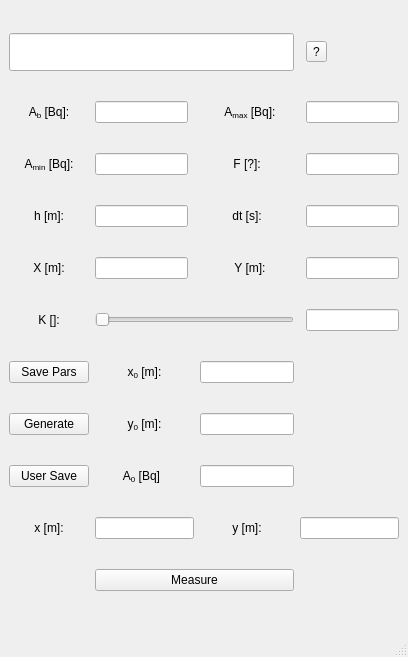
Before: the Qt Designer form working_apps/detector_simulation/MainWindow.ui in urhtrinko/DroneRadioactivity_student_job, drawn with Qt 5.
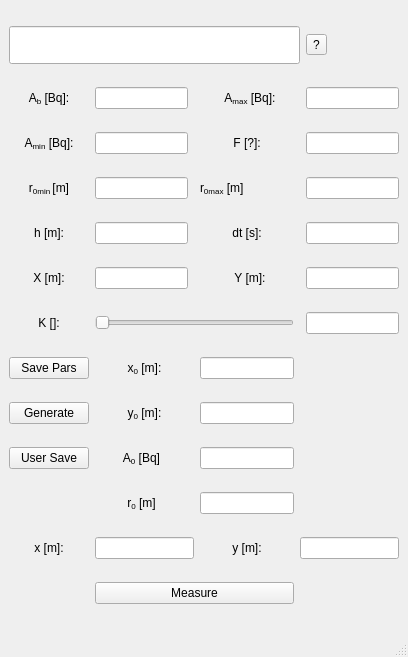
After: the same form once the commit is applied.

What changed in the file:
```diff
--- a/working_apps/detector_simulation/MainWindow.ui
+++ b/working_apps/detector_simulation/MainWindow.ui
@@ -33,23 +33,54 @@
   </property>
   <widget class="QWidget" name="centralwidget">
    <layout class="QGridLayout" name="gridLayout">
-    <item row="11" column="2">
-     <widget class="QLabel" name="label_genSourceA0">
+    <item row="6" column="6">
+     <widget class="QLineEdit" name="lineEdit_r0max"/>
+    </item>
+    <item row="6" column="0" colspan="2">
+     <widget class="QLabel" name="label_r0min">
       <property name="text">
-       <string>&lt;html&gt;&lt;head/&gt;&lt;body&gt;&lt;p align=&quot;center&quot;&gt;A&lt;span style=&quot; vertical-align:sub;&quot;&gt;0&lt;/span&gt; [Bq]&lt;/p&gt;&lt;/body&gt;&lt;/html&gt;</string>
+       <string>&lt;html&gt;&lt;head/&gt;&lt;body&gt;&lt;p align=&quot;center&quot;&gt;r&lt;span style=&quot; vertical-align:sub;&quot;&gt;0min &lt;/span&gt;[m]&lt;/p&gt;&lt;/body&gt;&lt;/html&gt;</string>
       </property>
      </widget>
     </item>
-    <item row="7" column="6">
-     <widget class="QLineEdit" name="lineEdit_Y"/>
+    <item row="6" column="2">
+     <widget class="QLineEdit" name="lineEdit_r0min"/>
     </item>
-    <item row="8" column="6">
-     <widget class="QLineEdit" name="lineEdit_valueK"/>
+    <item row="6" column="4">
+     <widget class="QLabel" name="label_r0max">
+      <property name="text">
+       <string>&lt;html&gt;&lt;head/&gt;&lt;body&gt;&lt;p&gt;r&lt;span style=&quot; vertical-align:sub;&quot;&gt;0max&lt;/span&gt; [m]&lt;/p&gt;&lt;/body&gt;&lt;/html&gt;</string>
+      </property>
+     </widget>
     </item>
-    <item row="11" column="4">
-     <widget class="QLineEdit" name="lineEdit_genSourceA0"/>
+    <item row="4" column="4" colspan="2">
+     <widget class="QLabel" name="label_Amax">
+      <property name="text">
+       <string>&lt;html&gt;&lt;head/&gt;&lt;body&gt;&lt;p align=&quot;center&quot;&gt;A&lt;span style=&quot; vertical-align:sub;&quot;&gt;max&lt;/span&gt; [Bq]:&lt;/p&gt;&lt;/body&gt;&lt;/html&gt;</string>
+      </property>
+     </widget>
     </item>
-    <item row="2" column="0" colspan="5">
+    <item row="4" column="2">
+     <widget class="QLineEdit" name="lineEdit_Ab"/>
+    </item>
+    <item row="4" column="6">
+     <widget class="QLineEdit" name="lineEdit_Amax"/>
+    </item>
+    <item row="5" column="0" colspan="2">
+     <widget class="QLabel" name="label_Amin">
+      <property name="text">
+       <string>&lt;html&gt;&lt;head/&gt;&lt;body&gt;&lt;p align=&quot;center&quot;&gt;A&lt;span style=&quot; vertical-align:sub;&quot;&gt;min&lt;/span&gt; [Bq]:&lt;/p&gt;&lt;/body&gt;&lt;/html&gt;</string>
+      </property>
+     </widget>
+    </item>
+    <item row="4" column="0" colspan="2">
+     <widget class="QLabel" name="label_Ab">
+      <property name="text">
+       <string>&lt;html&gt;&lt;head/&gt;&lt;body&gt;&lt;p align=&quot;center&quot;&gt;A&lt;span style=&quot; vertical-align:sub;&quot;&gt;b&lt;/span&gt; [Bq]:&lt;/p&gt;&lt;/body&gt;&lt;/html&gt;</string>
+      </property>
+     </widget>
+    </item>
+    <item row="2" column="0" colspan="6">
      <widget class="QLineEdit" name="lineEdit_resultHD">
       <property name="font">
        <font>
@@ -65,6 +96,43 @@
       </property>
      </widget>
     </item>
+    <item row="9" column="2">
+     <widget class="QLineEdit" name="lineEdit_X"/>
+    </item>
+    <item row="11" column="0" colspan="2">
+     <widget class="QPushButton" name="btn_SavePars">
+      <property name="text">
+       <string>Save Pars</string>
+      </property>
+     </widget>
+    </item>
+    <item row="9" column="6">
+     <widget class="QLineEdit" name="lineEdit_Y"/>
+    </item>
+    <item row="11" column="2" colspan="2">
+     <widget class="QLabel" name="label_genSourceX">
+      <property name="text">
+       <string>&lt;html&gt;&lt;head/&gt;&lt;body&gt;&lt;p align=&quot;center&quot;&gt;x&lt;span style=&quot; vertical-align:sub;&quot;&gt;0&lt;/span&gt; [m]:&lt;/p&gt;&lt;/body&gt;&lt;/html&gt;</string>
+      </property>
+     </widget>
+    </item>
+    <item row="11" column="4">
+     <widget class="QLineEdit" name="lineEdit_genSourceX"/>
+    </item>
+    <item row="7" column="4">
+     <widget class="QLabel" name="label_dt">
+      <property name="text">
+       <string>&lt;html&gt;&lt;head/&gt;&lt;body&gt;&lt;p align=&quot;center&quot;&gt;dt [s]:&lt;/p&gt;&lt;/body&gt;&lt;/html&gt;</string>
+      </property>
+     </widget>
+    </item>
+    <item row="10" column="2" colspan="3">
+     <widget class="QSlider" name="sliderForK">
+      <property name="orientation">
+       <enum>Qt::Horizontal</enum>
+      </property>
+     </widget>
+    </item>
     <item row="2" column="6">
      <widget class="QToolButton" name="unitQuestionBtn">
       <property name="text">
@@ -72,120 +140,42 @@
       </property>
      </widget>
     </item>
-    <item row="10" column="0" colspan="2">
-     <widget class="QPushButton" name="btn_Generate">
-      <property name="text">
-       <string>Generate</string>
-      </property>
-     </widget>
-    </item>
-    <item row="8" column="0" colspan="2">
-     <widget class="QLabel" name="label_K">
-      <property name="text">
-       <string>&lt;html&gt;&lt;head/&gt;&lt;body&gt;&lt;p align=&quot;center&quot;&gt;K []:&lt;/p&gt;&lt;/body&gt;&lt;/html&gt;</string>
-      </property>
-     </widget>
-    </item>
-    <item row="4" column="0" colspan="2">
-     <widget class="QLabel" name="label_Ab">
-      <property name="text">
-       <string>&lt;html&gt;&lt;head/&gt;&lt;body&gt;&lt;p align=&quot;center&quot;&gt;A&lt;span style=&quot; vertical-align:sub;&quot;&gt;b&lt;/span&gt; [Bq]:&lt;/p&gt;&lt;/body&gt;&lt;/html&gt;</string>
-      </property>
-     </widget>
-    </item>
-    <item row="4" column="2">
-     <widget class="QLineEdit" name="lineEdit_Ab"/>
-    </item>
-    <item row="12" column="0" colspan="2">
-     <widget class="QLabel" name="label_x">
-      <property name="text">
-       <string>&lt;html&gt;&lt;head/&gt;&lt;body&gt;&lt;p align=&quot;center&quot;&gt;x [m]:&lt;/p&gt;&lt;/body&gt;&lt;/html&gt;</string>
-      </property>
-     </widget>
-    </item>
-    <item row="6" column="2">
-     <widget class="QLineEdit" name="lineEdit_h"/>
-    </item>
-    <item row="10" column="2" colspan="2">
-     <widget class="QLabel" name="label_2">
-      <property name="text">
-       <string>&lt;html&gt;&lt;head/&gt;&lt;body&gt;&lt;p align=&quot;center&quot;&gt;y&lt;span style=&quot; vertical-align:sub;&quot;&gt;0&lt;/span&gt; [m]:&lt;/p&gt;&lt;/body&gt;&lt;/html&gt;</string>
-      </property>
-     </widget>
-    </item>
-    <item row="9" column="4">
-     <widget class="QLineEdit" name="lineEdit_genSourceX"/>
-    </item>
-    <item row="9" column="2" colspan="2">
-     <widget class="QLabel" name="label_genSourceX">
-      <property name="text">
-       <string>&lt;html&gt;&lt;head/&gt;&lt;body&gt;&lt;p align=&quot;center&quot;&gt;x&lt;span style=&quot; vertical-align:sub;&quot;&gt;0&lt;/span&gt; [m]:&lt;/p&gt;&lt;/body&gt;&lt;/html&gt;</string>
-      </property>
-     </widget>
-    </item>
     <item row="7" column="0" colspan="2">
-     <widget class="QLabel" name="label_X">
-      <property name="text">
-       <string>&lt;html&gt;&lt;head/&gt;&lt;body&gt;&lt;p align=&quot;center&quot;&gt;X [m]:&lt;/p&gt;&lt;/body&gt;&lt;/html&gt;</string>
-      </property>
-     </widget>
-    </item>
-    <item row="10" column="4">
-     <widget class="QLineEdit" name="lineEdit_genSourceY"/>
-    </item>
-    <item row="9" column="0" colspan="2">
-     <widget class="QPushButton" name="btn_SavePars">
-      <property name="text">
-       <string>Save Pars</string>
-      </property>
-     </widget>
-    </item>
-    <item row="6" column="0" colspan="2">
      <widget class="QLabel" name="label_h">
       <property name="text">
        <string>&lt;html&gt;&lt;head/&gt;&lt;body&gt;&lt;p align=&quot;center&quot;&gt;h [m]:&lt;/p&gt;&lt;/body&gt;&lt;/html&gt;</string>
       </property>
      </widget>
     </item>
-    <item row="13" column="2" colspan="3">
-     <widget class="QPushButton" name="btnMeasure">
-      <property name="text">
-       <string>Measure</string>
-      </property>
-     </widget>
+    <item row="7" column="6">
+     <widget class="QLineEdit" name="lineEdit_dt"/>
     </item>
-    <item row="7" column="4" colspan="2">
+    <item row="9" column="4" colspan="2">
      <widget class="QLabel" name="label_Y">
       <property name="text">
        <string>&lt;html&gt;&lt;head/&gt;&lt;body&gt;&lt;p align=&quot;center&quot;&gt;Y [m]:&lt;/p&gt;&lt;/body&gt;&lt;/html&gt;</string>
       </property>
      </widget>
     </item>
-    <item row="6" column="6">
-     <widget class="QLineEdit" name="lineEdit_dt"/>
-    </item>
     <item row="7" column="2">
-     <widget class="QLineEdit" name="lineEdit_X"/>
+     <widget class="QLineEdit" name="lineEdit_h"/>
     </item>
-    <item row="8" column="2" colspan="3">
-     <widget class="QSlider" name="sliderForK">
-      <property name="orientation">
-       <enum>Qt::Horizontal</enum>
+    <item row="9" column="0" colspan="2">
+     <widget class="QLabel" name="label_X">
+      <property name="text">
+       <string>&lt;html&gt;&lt;head/&gt;&lt;body&gt;&lt;p align=&quot;center&quot;&gt;X [m]:&lt;/p&gt;&lt;/body&gt;&lt;/html&gt;</string>
       </property>
      </widget>
     </item>
-    <item row="5" column="6">
-     <widget class="QLineEdit" name="lineEdit_F"/>
-    </item>
-    <item row="12" column="4">
-     <widget class="QLabel" name="label_y">
+    <item row="10" column="0" colspan="2">
+     <widget class="QLabel" name="label_K">
       <property name="text">
-       <string>&lt;html&gt;&lt;head/&gt;&lt;body&gt;&lt;p align=&quot;center&quot;&gt;y [m]:&lt;/p&gt;&lt;/body&gt;&lt;/html&gt;</string>
+       <string>&lt;html&gt;&lt;head/&gt;&lt;body&gt;&lt;p align=&quot;center&quot;&gt;K []:&lt;/p&gt;&lt;/body&gt;&lt;/html&gt;</string>
       </property>
      </widget>
     </item>
-    <item row="12" column="5" colspan="2">
-     <widget class="QLineEdit" name="lineEdit_y"/>
+    <item row="10" column="6">
+     <widget class="QLineEdit" name="lineEdit_valueK"/>
     </item>
     <item row="5" column="4">
      <widget class="QLabel" name="label_F">
@@ -194,43 +184,83 @@
       </property>
      </widget>
     </item>
-    <item row="6" column="4">
-     <widget class="QLabel" name="label_dt">
-      <property name="text">
-       <string>&lt;html&gt;&lt;head/&gt;&lt;body&gt;&lt;p align=&quot;center&quot;&gt;dt [s]:&lt;/p&gt;&lt;/body&gt;&lt;/html&gt;</string>
-      </property>
-     </widget>
-    </item>
-    <item row="12" column="2" colspan="2">
-     <widget class="QLineEdit" name="lineEdit_x"/>
-    </item>
-    <item row="4" column="4" colspan="2">
-     <widget class="QLabel" name="label_Amax">
-      <property name="text">
-       <string>&lt;html&gt;&lt;head/&gt;&lt;body&gt;&lt;p align=&quot;center&quot;&gt;A&lt;span style=&quot; vertical-align:sub;&quot;&gt;max&lt;/span&gt; [Bq]:&lt;/p&gt;&lt;/body&gt;&lt;/html&gt;</string>
-      </property>
-     </widget>
-    </item>
-    <item row="5" column="0" colspan="2">
-     <widget class="QLabel" name="label_Amin">
-      <property name="text">
-       <string>&lt;html&gt;&lt;head/&gt;&lt;body&gt;&lt;p align=&quot;center&quot;&gt;A&lt;span style=&quot; vertical-align:sub;&quot;&gt;min&lt;/span&gt; [Bq]:&lt;/p&gt;&lt;/body&gt;&lt;/html&gt;</string>
-      </property>
-     </widget>
-    </item>
-    <item row="4" column="6">
-     <widget class="QLineEdit" name="lineEdit_Amax"/>
-    </item>
     <item row="5" column="2">
      <widget class="QLineEdit" name="lineEdit_Amin"/>
     </item>
-    <item row="11" column="0" colspan="2">
+    <item row="5" column="6">
+     <widget class="QLineEdit" name="lineEdit_F"/>
+    </item>
+    <item row="13" column="4">
+     <widget class="QLineEdit" name="lineEdit_genSourceA0"/>
+    </item>
+    <item row="15" column="2" colspan="2">
+     <widget class="QLineEdit" name="lineEdit_x"/>
+    </item>
+    <item row="16" column="2" colspan="3">
+     <widget class="QPushButton" name="btnMeasure">
+      <property name="text">
+       <string>Measure</string>
+      </property>
+     </widget>
+    </item>
+    <item row="13" column="2">
+     <widget class="QLabel" name="label_genSourceA0">
+      <property name="text">
+       <string>&lt;html&gt;&lt;head/&gt;&lt;body&gt;&lt;p align=&quot;center&quot;&gt;A&lt;span style=&quot; vertical-align:sub;&quot;&gt;0&lt;/span&gt; [Bq]&lt;/p&gt;&lt;/body&gt;&lt;/html&gt;</string>
+      </property>
+     </widget>
+    </item>
+    <item row="15" column="0" colspan="2">
+     <widget class="QLabel" name="label_x">
+      <property name="text">
+       <string>&lt;html&gt;&lt;head/&gt;&lt;body&gt;&lt;p align=&quot;center&quot;&gt;x [m]:&lt;/p&gt;&lt;/body&gt;&lt;/html&gt;</string>
+      </property>
+     </widget>
+    </item>
+    <item row="15" column="4">
+     <widget class="QLabel" name="label_y">
+      <property name="text">
+       <string>&lt;html&gt;&lt;head/&gt;&lt;body&gt;&lt;p align=&quot;center&quot;&gt;y [m]:&lt;/p&gt;&lt;/body&gt;&lt;/html&gt;</string>
+      </property>
+     </widget>
+    </item>
+    <item row="15" column="5" colspan="2">
+     <widget class="QLineEdit" name="lineEdit_y"/>
+    </item>
+    <item row="13" column="0" colspan="2">
      <widget class="QPushButton" name="btn_SaveUsr">
       <property name="text">
        <string>User Save</string>
       </property>
      </widget>
     </item>
+    <item row="12" column="4">
+     <widget class="QLineEdit" name="lineEdit_genSourceY"/>
+    </item>
+    <item row="12" column="0" colspan="2">
+     <widget class="QPushButton" name="btn_Generate">
+      <property name="text">
+       <string>Generate</string>
+      </property>
+     </widget>
+    </item>
+    <item row="12" column="2" colspan="2">
+     <widget class="QLabel" name="label_genSourceY">
+      <property name="text">
+       <string>&lt;html&gt;&lt;head/&gt;&lt;body&gt;&lt;p align=&quot;center&quot;&gt;y&lt;span style=&quot; vertical-align:sub;&quot;&gt;0&lt;/span&gt; [m]:&lt;/p&gt;&lt;/body&gt;&lt;/html&gt;</string>
+      </property>
+     </widget>
+    </item>
+    <item row="14" column="4">
+     <widget class="QLineEdit" name="lineEdit_genSourcer0"/>
+    </item>
+    <item row="14" column="2">
+     <widget class="QLabel" name="label_genSourcer0">
+      <property name="text">
+       <string>&lt;html&gt;&lt;head/&gt;&lt;body&gt;&lt;p align=&quot;center&quot;&gt;r&lt;span style=&quot; vertical-align:sub;&quot;&gt;0&lt;/span&gt; [m]&lt;/p&gt;&lt;/body&gt;&lt;/html&gt;</string>
+      </property>
+     </widget>
+    </item>
    </layout>
   </widget>
   <widget class="QMenuBar" name="menubar">
```
Left out of the diff: 3 changed lines with no effect on the pictures.
